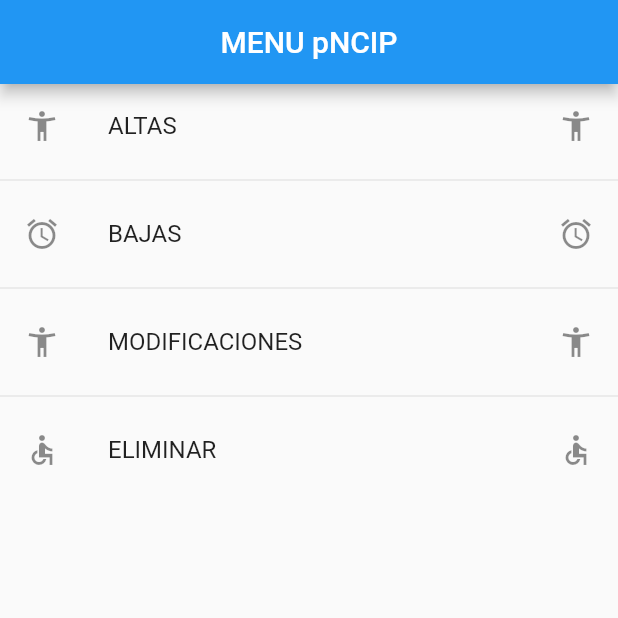
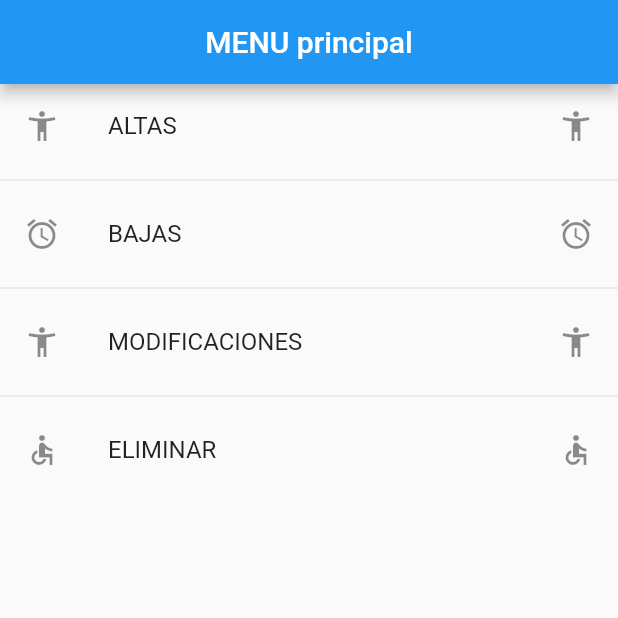
Before and after one commit to CASERO1968/Flutteriniesta, a Flutter app: the screen it shows after launch, on a phone screen of 412 x 824 dp, the top half of it. Run offline on Flutter 3.47's test engine with Material 2 defaults, Android fonts, the phone set to English and light mode, and no system bars.

Commit message:
commit cambio

```diff
--- a/lib/screens/altas.dart
+++ b/lib/screens/altas.dart
@@ -23,7 +23,7 @@ class Altas extends StatelessWidget {
         debugShowCheckedModeBanner: false,
         home: Scaffold(
             appBar:
-                AppBar(centerTitle: true, title: (const Text('MENU pNCIP'))),
+                AppBar(centerTitle: true, title: (const Text('MENU principal'))),
             body: ListView.separated(
                 itemBuilder: (context, index) => ListTile(
                       title: Text(datos[index]),
```
